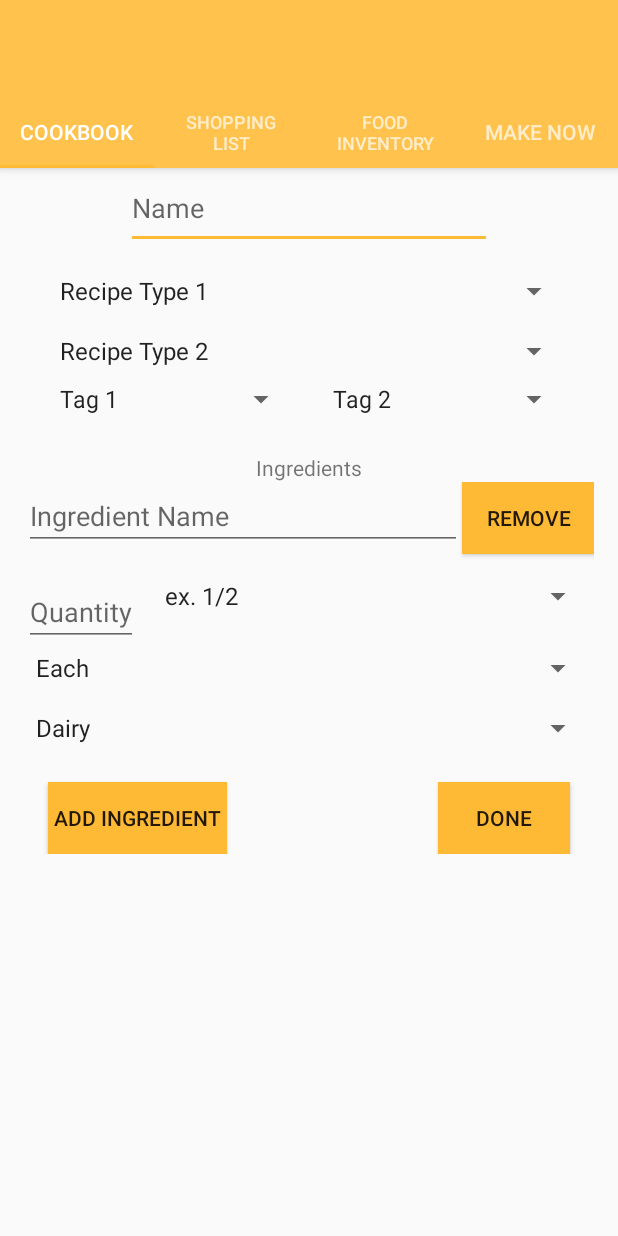
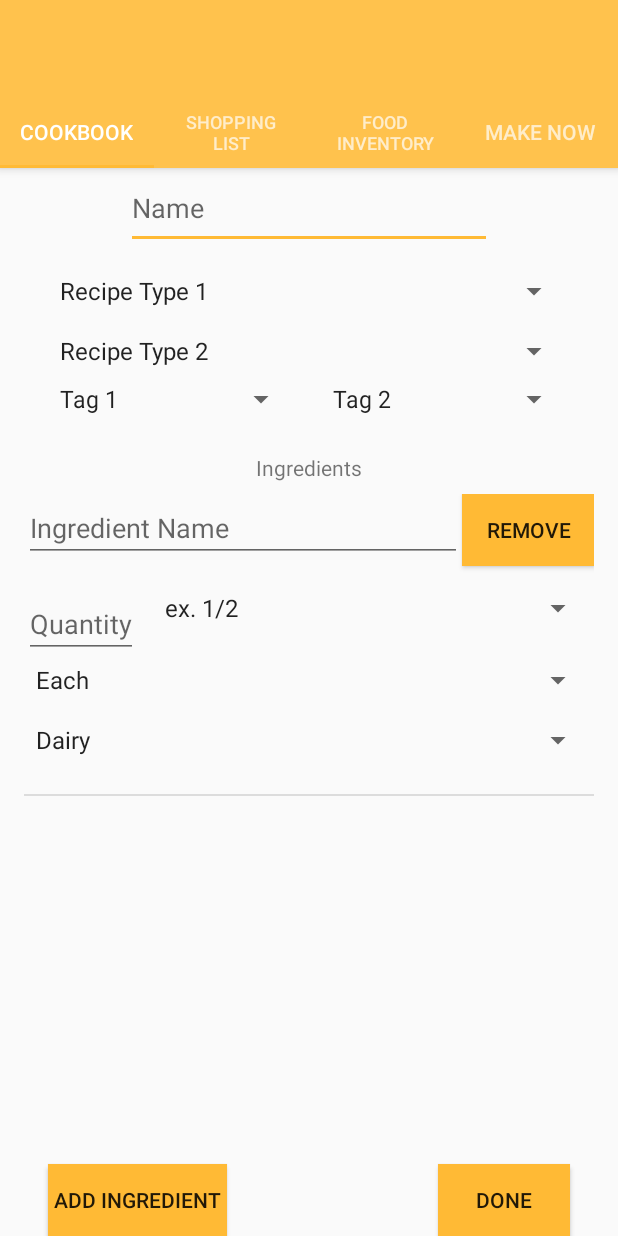
Before and after one commit to blitzolsen/Compleat_Andriod, an Android app: the EnterRecipe screen opened directly, with no data from a screen before it, on a phone screen of 412 x 824 dp. Run offline under Robolectric (Android 15) with nearby library versions, the phone set to English and light mode, and no system bars.

Commit message:
Adapter working

```diff
--- a/app/src/main/AndroidManifest.xml
+++ b/app/src/main/AndroidManifest.xml
@@ -30,6 +30,7 @@
         </activity>
         <activity
             android:name=".EnterRecipe"
+            android:windowSoftInputMode="adjustPan"
             android:parentActivityName=".MainActivity">
 
             <!-- The meta-data tag is required if you support API level 15 and lower -->
--- a/app/src/main/java/com/example/stettsen/compleat_andriod/EnterRecipe.java
+++ b/app/src/main/java/com/example/stettsen/compleat_andriod/EnterRecipe.java
@@ -50,6 +50,8 @@ public class EnterRecipe extends AppCompatActivity {
 
         adapter = new EnterIngredientListAdapter(this, (List<Food>) ingredients);
         listView.setAdapter(adapter);
+
+
 /*
         listView.setOnItemClickListener(new AdapterView.OnItemClickListener() {
             @Override
--- a/app/src/main/res/layout/activity_enter_recipe.xml
+++ b/app/src/main/res/layout/activity_enter_recipe.xml
@@ -57,18 +57,18 @@
         </android.support.design.widget.TabLayout>
     </android.support.design.widget.AppBarLayout>
 
-    <ScrollView
+    <!--<ScrollView
         android:layout_width="match_parent"
         android:layout_height="0dp"
         app:layout_constraintBottom_toBottomOf="parent"
-        app:layout_constraintTop_toBottomOf="@id/appbar">
+        app:layout_constraintTop_toBottomOf="@id/appbar">-->
 
     <android.support.constraint.ConstraintLayout
         android:id="@+id/enterRecipeConstraintLayout"
         android:layout_width="match_parent"
         android:layout_height="0dp"
-            app:layout_constraintTop_toTopOf="parent"
-            app:layout_constraintBottom_toBottomOf="parent">
+        app:layout_constraintBottom_toBottomOf="parent"
+        app:layout_constraintTop_toBottomOf="@id/appbar">
 
         <EditText
             android:id="@+id/recipeName"
@@ -162,17 +162,32 @@
         <ListView
             android:id="@+id/ingredientsContainer"
             android:layout_width="match_parent"
-                android:layout_height="wrap_content"
+            android:layout_height="0dp"
             android:layout_marginEnd="16dp"
             android:layout_marginLeft="16dp"
             android:layout_marginRight="16dp"
             android:layout_marginStart="16dp"
-                app:layout_constraintBottom_toTopOf="@id/doneBtn"
+            android:layout_marginTop="8dp"
+            app:layout_constraintBottom_toTopOf="@+id/addIngredientBtn"
             app:layout_constraintEnd_toEndOf="parent"
             app:layout_constraintStart_toStartOf="parent"
-                app:layout_constraintTop_toBottomOf="@id/ingredient1text">
+            app:layout_constraintTop_toBottomOf="@+id/ingredient1text">
 
         </ListView>
+
+        <Button
+            android:id="@+id/addIngredientBtn"
+            android:layout_width="wrap_content"
+            android:layout_height="48dp"
+            android:layout_marginLeft="32dp"
+            android:layout_marginStart="32dp"
+            android:background="@color/colorAccent"
+            android:onClick="addIngredient"
+            android:paddingLeft="4dp"
+            android:paddingRight="4dp"
+            android:text="Add Ingredient"
+            app:layout_constraintBottom_toBottomOf="parent"
+            app:layout_constraintStart_toStartOf="parent" />
 
         <Button
             android:id="@+id/doneBtn"
@@ -184,27 +199,11 @@
             android:onClick="getRecipeInfo"
             android:text="Done"
             app:layout_constraintBottom_toBottomOf="parent"
-                app:layout_constraintEnd_toEndOf="parent"
-                app:layout_constraintTop_toBottomOf="@id/ingredientsContainer" />
-
-            <Button
-                android:id="@+id/addIngredientBtn"
-                android:layout_width="wrap_content"
-                android:layout_height="wrap_content"
-                android:layout_marginLeft="32dp"
-                android:layout_marginStart="32dp"
-                android:background="@color/colorAccent"
-                android:onClick="addIngredient"
-                android:paddingLeft="4dp"
-                android:paddingRight="4dp"
-                android:text="Add Ingredient"
-                app:layout_constraintBottom_toBottomOf="parent"
-                app:layout_constraintStart_toStartOf="parent"
-                app:layout_constraintTop_toBottomOf="@id/ingredientsContainer" />
+            app:layout_constraintEnd_toEndOf="parent" />
 
     </android.support.constraint.ConstraintLayout>
 
-    </ScrollView>
+   <!-- </ScrollView>-->
 
     <android.support.v4.view.ViewPager
         android:id="@+id/container"
```
Lines whose indentation alone changed are shown as unchanged.
